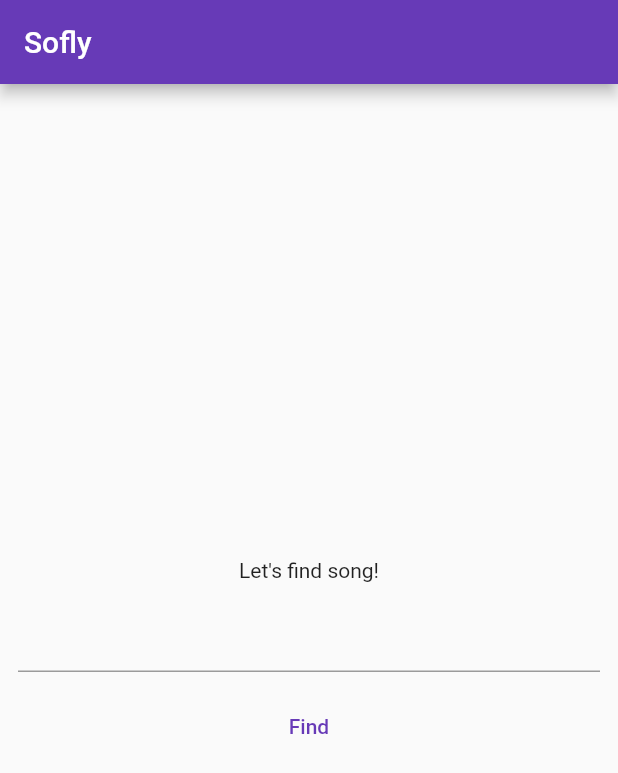
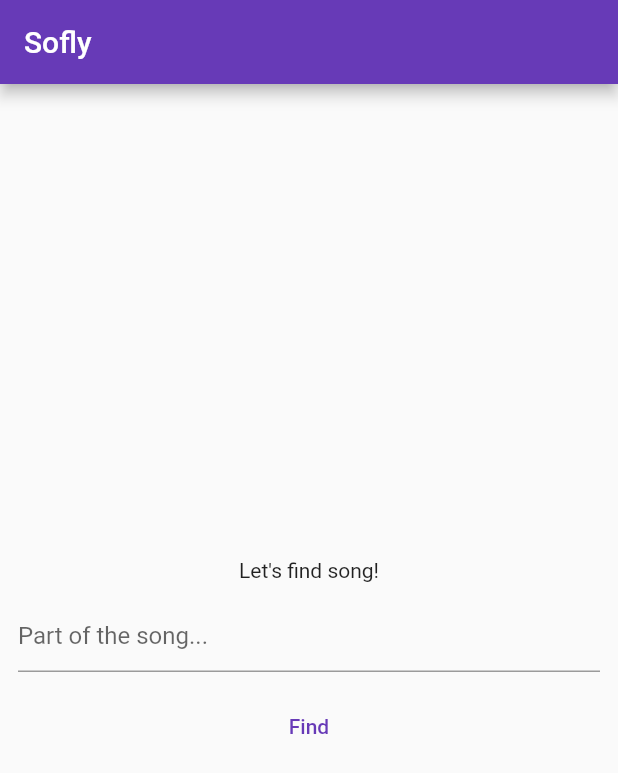
Before and after one commit to ozgundgn/songlyrics, a Flutter app: the screen it shows after launch, on a phone screen of 412 x 824 dp. Shown: the top 773 px of the screen. Run offline on Flutter 3.47's test engine with Material 2 defaults, Android fonts, the phone set to English and light mode, and no system bars; our stand-ins replace bloc, flutter_bloc, flutter_html, share_plus; generated files the repository leaves out were written again.

Commit message:
lyrics title added, some words added to arb files

```diff
--- a/lib/l10n/intl_en.arb
+++ b/lib/l10n/intl_en.arb
@@ -1,5 +1,5 @@
 {
-    "my_title":"Sofly (EN)",
+    "my_title":"Sofly",
     "songs_title":"{count, plural, =0{No songs found} =1{1 song} other{{count} songs found}}",
     "@songs_title":{
         "placeholders":{
@@ -24,5 +24,6 @@
     },
     "song_find":"Let's find song!",
     "input_search_text":"Part of the song...",
-    "find_button_text":"Find"
+    "find_button_text":"Find",
+    "waiting_text":"Please wait a moment"
 }
--- a/lib/l10n/intl_tr.arb
+++ b/lib/l10n/intl_tr.arb
@@ -1,5 +1,5 @@
 {
-    "my_title":"Sofly (TR)",
+    "my_title":"Sofly",
     "songs_title":"{count, plural, =0{Şarkı bulunamadı} other{{count} şarkı bulundu}}",
     "@songs_title":{
         "placeholders":{
@@ -24,5 +24,6 @@
     },
     "song_find":"Şarkı bulalım!",
     "input_search_text":"Şarkının bir kısmı...",
-    "find_button_text":"Bul"
+    "find_button_text":"Bul",
+    "waiting_text":"Lüften biraz bekleyin"
 }
--- a/lib/main.dart
+++ b/lib/main.dart
@@ -1,6 +1,5 @@
 import 'package:flutter/material.dart';
 import 'package:flutter_bloc/flutter_bloc.dart';
-import 'package:flutter_localizations/flutter_localizations.dart';
 import 'package:songlyrics/extensions/buildcontext/loc.dart';
 import 'package:songlyrics/helpers/loading/loading_screen.dart';
 import 'package:songlyrics/services/song/genius/genius_service.dart';
--- a/lib/models/song.dart
+++ b/lib/models/song.dart
@@ -41,3 +41,11 @@ class SongDetail {
         'title': title
       };
 }
+
+class LyricsInfoModel {
+  final String url;
+  final String singer;
+  final String song;
+  String? lyrics;
+  LyricsInfoModel(this.url, this.singer, this.song, this.lyrics);
+}
--- a/lib/services/song/bloc/song_event.dart
+++ b/lib/services/song/bloc/song_event.dart
@@ -11,10 +11,12 @@ class SongEventInitialize extends SongEvent {
 
 class SongEventSongSearching extends SongEvent {
   final String? searchText;
-  const SongEventSongSearching(this.searchText);
+  final String? loadingText;
+  const SongEventSongSearching(this.searchText, this.loadingText);
 }
 
 class SongEventLyricsSearching extends SongEvent {
   final String? url;
-  const SongEventLyricsSearching(this.url);
+  final String? loadingText;
+  const SongEventLyricsSearching(this.url, this.loadingText);
 }
--- a/lib/services/song/bloc/song_state.dart
+++ b/lib/services/song/bloc/song_state.dart
@@ -6,8 +6,10 @@ import '../../../models/song.dart';
 abstract class SongState {
   final bool isLoading;
   final String? loadingText;
-  const SongState(
-      {required this.isLoading, this.loadingText = "Lütfen biraz bekleyin"});
+  const SongState({
+    required this.isLoading,
+    this.loadingText = "Please wait",
+  });
 }
 
 class SongStateInitialize extends SongState {
@@ -19,6 +21,7 @@ class SongStateSearching extends SongState {
   const SongStateSearching({
     required this.exception,
     required super.isLoading,
+    super.loadingText,
   });
 }
 
@@ -31,8 +34,10 @@ class SongStateFound extends SongState {
 
 class SongStateLyricsSearching extends SongState {
   final Exception? exception;
-  const SongStateLyricsSearching(
-      {required this.exception, required super.isLoading});
+  const SongStateLyricsSearching({
+    required this.exception,
+    required super.isLoading,
+  });
 }
 
 class SongStateLyricsFound extends SongState {
--- a/lib/views/songs/search.dart
+++ b/lib/views/songs/search.dart
@@ -34,7 +34,7 @@ class _SearchViewState extends State<SearchView> {
       builder: (context, state) {
         return Scaffold(
           appBar: AppBar(
-            title: const Text("Sofly"),
+            title: Text(context.loc.my_title),
           ),
           body: Center(
             child: Column(
@@ -47,8 +47,8 @@ class _SearchViewState extends State<SearchView> {
                     controller: _textController,
                     keyboardType: TextInputType.multiline,
                     maxLines: null,
-                    decoration: const InputDecoration(
-                      hintText: "",
+                    decoration: InputDecoration(
+                      hintText: context.loc.input_search_text,
                     ),
                   ),
                 ),
@@ -63,7 +63,10 @@ class _SearchViewState extends State<SearchView> {
                       //   arguments: searchText,
                       // );
                       context.read<SongBloc>().add(
-                            SongEventSongSearching(searchText),
+                            SongEventSongSearching(
+                              searchText,
+                              context.loc.waiting_text,
+                            ),
                           );
                     }
                   },
--- a/lib/views/songs/songs_list_view.dart
+++ b/lib/views/songs/songs_list_view.dart
@@ -40,7 +40,7 @@ class SongsListView extends StatelessWidget {
               trailing: IconButton(
                 icon: const Icon(Icons.share),
                 onPressed: () async {
-                  Share.share(song.result.title);
+                  Share.share(song.result.songUrl);
                 },
               ),
             );
--- a/lib/views/songs/songs_view.dart
+++ b/lib/views/songs/songs_view.dart
@@ -49,11 +49,8 @@ class _SongsViewState extends State<SongsView> {
               songs: _songList!,
               onTap: (song) async {
                 Navigator.of(context).pushNamed(songLyricsView,
-                    arguments: Deneme(
-                      song.result.songUrl,
-                      song.result.artistName,
-                      song.result.title,
-                    ));
+                    arguments: LyricsInfoModel(song.result.songUrl,
+                        song.result.artistName, song.result.title, null));
                 // context.read<SongBloc>().add(
                 //       SongEventLyricsSearching(song.result.songUrl),
                 //     );
```
Also changed, not shown: lib/services/song/bloc/song_bloc.dart (+9 -2 lines), lib/views/songs/lyrics_view.dart (+13 -24 lines).
